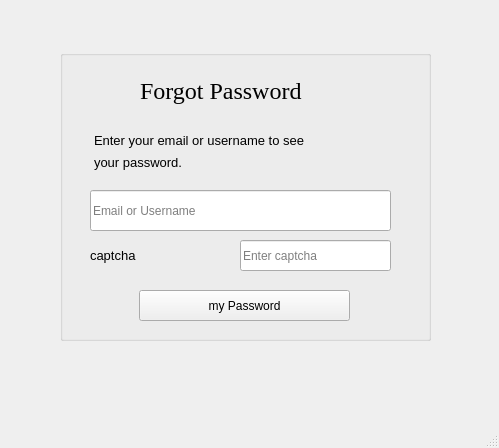
Above: Forgot_page/mainwindow.ui from PMahdiDehghaniP/MA_AP_Project before the change. Below: the same form after it.
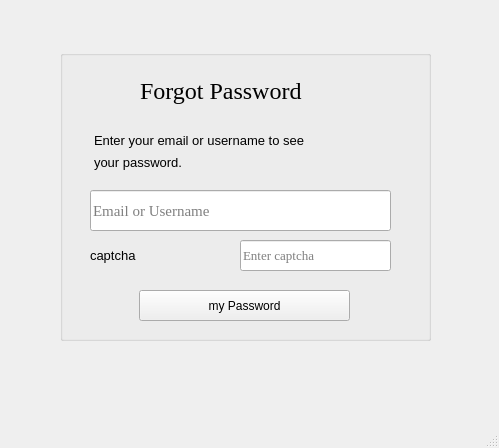
That is the form after the change.

Patch:
```diff
--- a/Forgot_page/mainwindow.ui
+++ b/Forgot_page/mainwindow.ui
@@ -54,6 +54,12 @@
        <height>41</height>
       </rect>
      </property>
+     <property name="font">
+      <font>
+       <family>Times New Roman</family>
+       <pointsize>11</pointsize>
+      </font>
+     </property>
      <property name="text">
       <string/>
      </property>
@@ -126,7 +132,8 @@
      </property>
      <property name="font">
       <font>
-       <pointsize>9</pointsize>
+       <family>Times New Roman</family>
+       <pointsize>10</pointsize>
       </font>
      </property>
      <property name="placeholderText">
```
